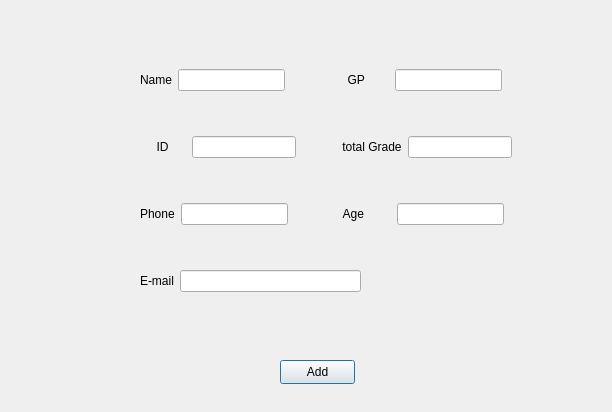
Above: CodeBrains project/AddStudentPage.ui from omarnasser0/CodeBrains---Last before the change. Below: the same form after it.
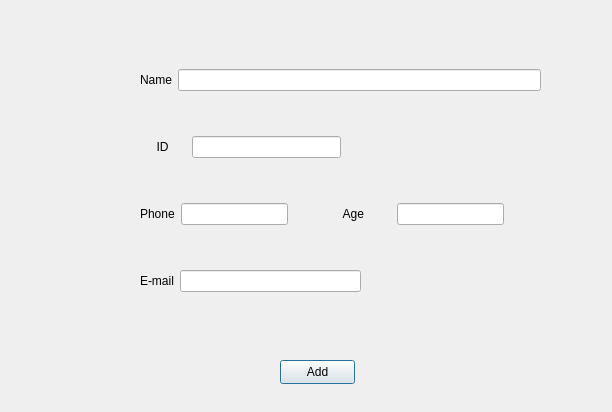
That is the form after the change.

What changed in the file:
```diff
--- a/CodeBrains project/AddStudentPage.ui
+++ b/CodeBrains project/AddStudentPage.ui
@@ -54,48 +54,8 @@
           </item>
          </layout>
         </item>
-        <item>
-         <spacer name="horizontalSpacer_8">
-          <property name="orientation">
-           <enum>Qt::Horizontal</enum>
-          </property>
-          <property name="sizeHint" stdset="0">
-           <size>
-            <width>40</width>
-            <height>20</height>
-           </size>
-          </property>
-         </spacer>
-        </item>
-        <item>
-         <layout class="QHBoxLayout" name="horizontalLayout_5">
-          <item>
-           <widget class="QLabel" name="label_5">
-            <property name="text">
-             <string>     GP       </string>
-            </property>
-           </widget>
-          </item>
-          <item>
-           <widget class="QLineEdit" name="line_GP"/>
-          </item>
-         </layout>
-        </item>
        </layout>
       </item>
-      <item>
-       <spacer name="horizontalSpacer_9">
-        <property name="orientation">
-         <enum>Qt::Horizontal</enum>
-        </property>
-        <property name="sizeHint" stdset="0">
-         <size>
-          <width>40</width>
-          <height>20</height>
-         </size>
-        </property>
-       </spacer>
-      </item>
      </layout>
     </item>
     <item>
@@ -129,35 +89,8 @@
           </property>
          </spacer>
         </item>
-        <item>
-         <layout class="QHBoxLayout" name="horizontalLayout_6">
-          <item>
-           <widget class="QLabel" name="label_6">
-            <property name="text">
-             <string> total Grade</string>
-            </property>
-           </widget>
-          </item>
-          <item>
-           <widget class="QLineEdit" name="line_total_grade"/>
-          </item>
-         </layout>
-        </item>
        </layout>
       </item>
-      <item>
-       <spacer name="horizontalSpacer_6">
-        <property name="orientation">
-         <enum>Qt::Horizontal</enum>
-        </property>
-        <property name="sizeHint" stdset="0">
-         <size>
-          <width>40</width>
-          <height>20</height>
-         </size>
-        </property>
-       </spacer>
-      </item>
      </layout>
     </item>
     <item>
```
